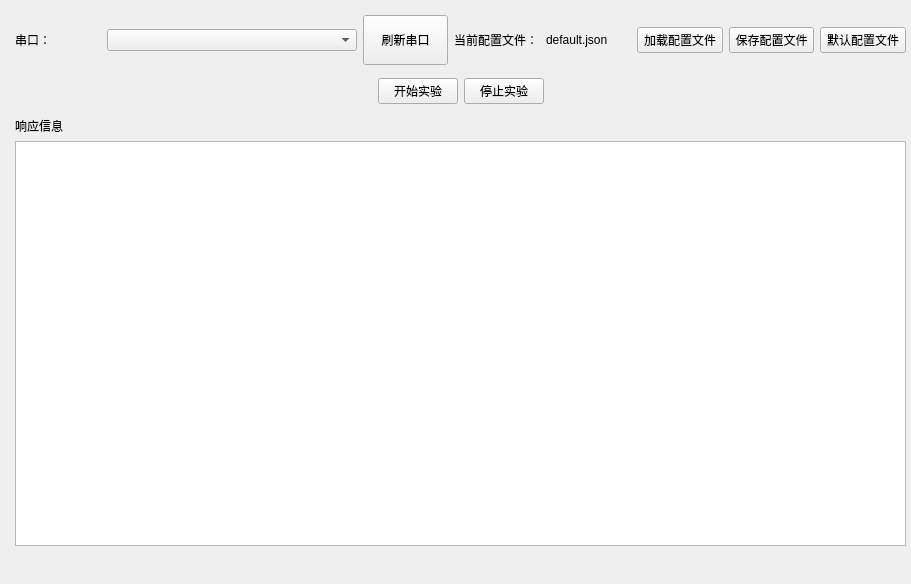
First picture: the form in Module/experiment_setting/ui/tab7.ui, repository 2950067210dqy/Animal_Project_Newly, before the edit.
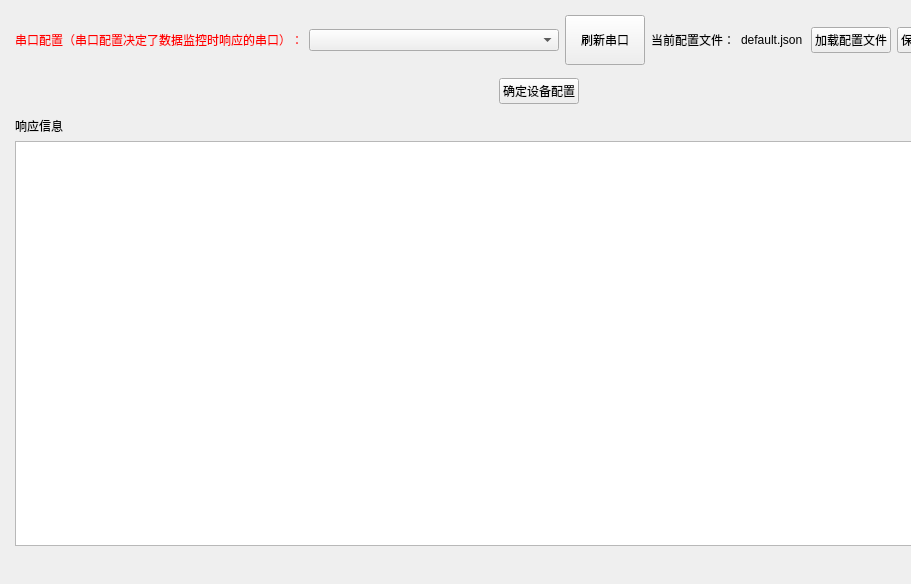
Second picture: the form after the edit.

Commit message: 1.1.7.5 将excel文件的sheet名称和数据项名称改成中文，暂停实验完成，新添加程序状态CONFIGURING，当应用完实验后需要进行设备配置才能开始实验。

```diff
--- a/Module/experiment_setting/ui/tab7.ui
+++ b/Module/experiment_setting/ui/tab7.ui
@@ -24,7 +24,7 @@
     <rect>
      <x>10</x>
      <y>10</y>
-     <width>901</width>
+     <width>1058</width>
      <height>541</height>
     </rect>
    </property>
@@ -51,8 +51,13 @@
       </property>
       <item>
        <widget class="QLabel" name="label_3">
+        <property name="styleSheet">
+         <string notr="true">QLabel{
+color:red;
+}</string>
+        </property>
         <property name="text">
-         <string>串口：</string>
+         <string>串口配置（串口配置决定了数据监控时响应的串口）：</string>
         </property>
        </widget>
       </item>
@@ -139,14 +144,7 @@
         <item>
          <widget class="QPushButton" name="start_btn">
           <property name="text">
-           <string>开始实验</string>
-          </property>
-         </widget>
-        </item>
-        <item>
-         <widget class="QPushButton" name="stop_btn">
-          <property name="text">
-           <string>停止实验</string>
+           <string>确定设备配置</string>
           </property>
          </widget>
         </item>
```
The commit also changes 15 other files.
